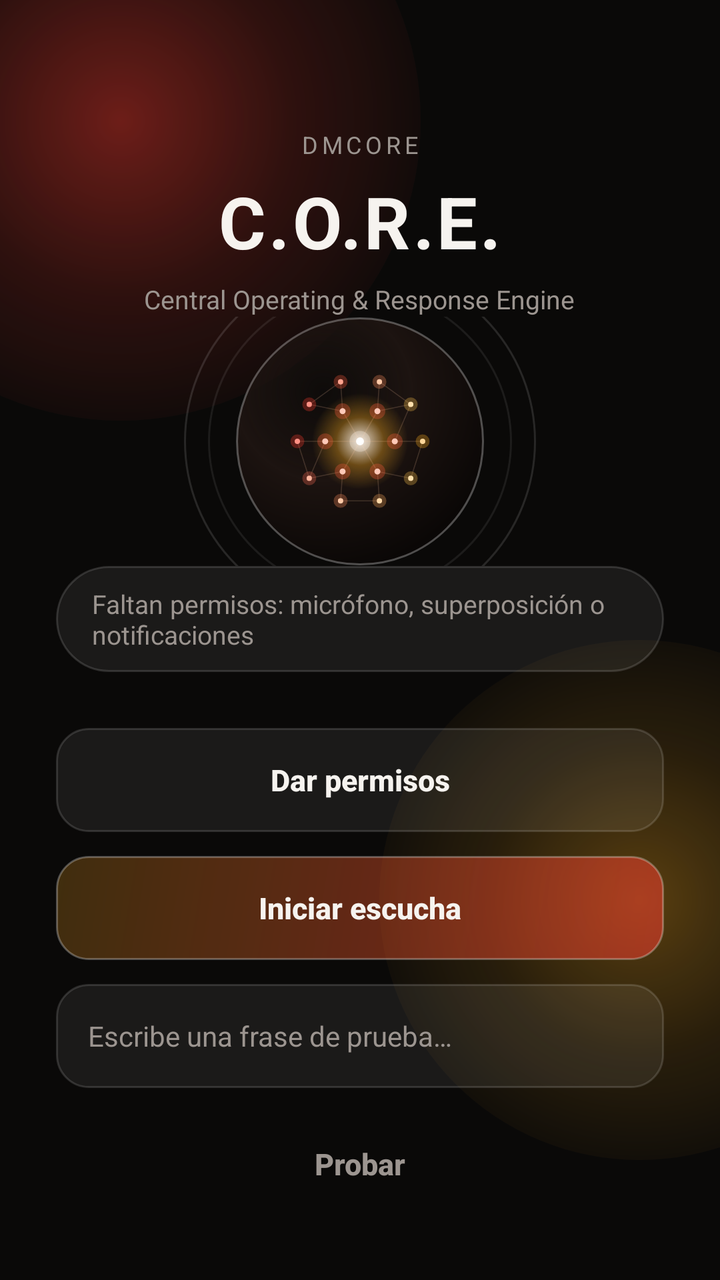
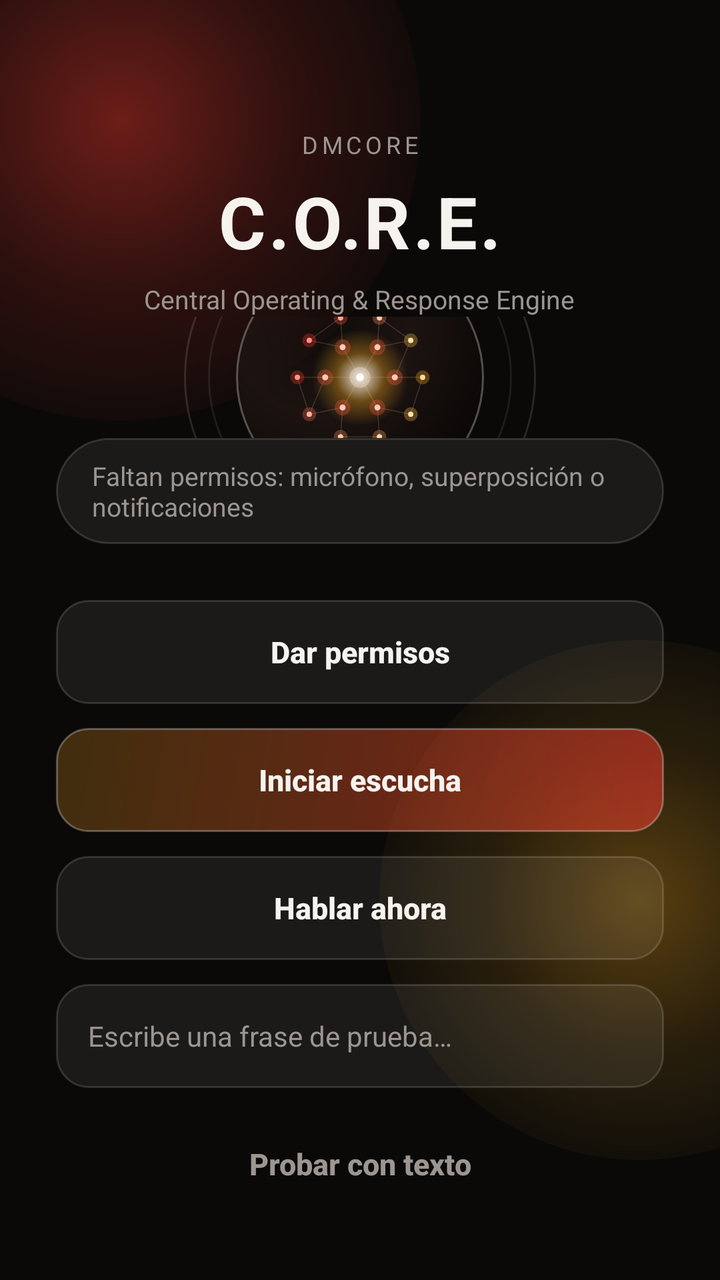

Screens rendered from an Android XML layout before and after an edit, with the pre-edit source and the edit as a unified diff.
<!-- AndroidManifest.xml: application theme Theme.Core -->
<!-- res/layout/activity_main.xml -->
<?xml version="1.0" encoding="utf-8"?>
<FrameLayout xmlns:android="http://schemas.android.com/apk/res/android"
    android:layout_width="match_parent"
    android:layout_height="match_parent"
    android:background="@color/core_bg">

    <View
        android:layout_width="300dp"
        android:layout_height="300dp"
        android:layout_gravity="top|start"
        android:layout_marginStart="-90dp"
        android:layout_marginTop="-90dp"
        android:background="@drawable/glow_red" />

    <View
        android:layout_width="260dp"
        android:layout_height="260dp"
        android:layout_gravity="bottom|end"
        android:layout_marginEnd="-90dp"
        android:layout_marginBottom="60dp"
        android:background="@drawable/glow_amber" />

    <LinearLayout
        android:layout_width="match_parent"
        android:layout_height="match_parent"
        android:orientation="vertical"
        android:paddingHorizontal="28dp"
        android:paddingTop="64dp"
        android:paddingBottom="32dp">

        <LinearLayout
            android:layout_width="match_parent"
            android:layout_height="wrap_content"
            android:orientation="vertical"
            android:gravity="center">

            <TextView
                android:layout_width="wrap_content"
                android:layout_height="wrap_content"
                android:text="@string/brand_label"
                android:textAllCaps="true"
                android:letterSpacing="0.16"
                android:textSize="12sp"
                android:textColor="@color/core_text_dim" />

            <TextView
                android:layout_width="wrap_content"
                android:layout_height="wrap_content"
                android:layout_marginTop="6dp"
                android:text="@string/app_name"
                android:textSize="36sp"
                android:textStyle="bold"
                android:letterSpacing="0.04"
                android:textColor="@color/core_text" />

            <TextView
                android:layout_width="wrap_content"
                android:layout_height="wrap_content"
                android:layout_marginTop="6dp"
                android:text="@string/app_tagline"
                android:textSize="13sp"
                android:textColor="@color/core_text_dim" />
        </LinearLayout>

        <FrameLayout
            android:layout_width="match_parent"
            android:layout_height="0dp"
            android:layout_weight="1">

            <FrameLayout
                android:id="@+id/orbWrap"
                android:layout_width="176dp"
                android:layout_height="176dp"
                android:layout_gravity="center">

                <FrameLayout
                    android:id="@+id/orbOrbit"
                    android:layout_width="match_parent"
                    android:layout_height="match_parent">

                    <View
                        android:layout_width="7dp"
                        android:layout_height="7dp"
                        android:layout_gravity="top|center_horizontal"
                        android:background="@drawable/orb_orbit_dot" />
                </FrameLayout>

                <View
                    android:id="@+id/orbRingOuter"
                    android:layout_width="match_parent"
                    android:layout_height="match_parent"
                    android:background="@drawable/orb_ring_outer" />

                <View
                    android:id="@+id/orbRingInner"
                    android:layout_width="152dp"
                    android:layout_height="152dp"
                    android:layout_gravity="center"
                    android:background="@drawable/orb_ring_inner" />

                <View
                    android:layout_width="124dp"
                    android:layout_height="124dp"
                    android:layout_gravity="center"
                    android:background="@drawable/orb_sphere_bg" />

                <View
                    android:id="@+id/orbCoreGlow"
                    android:layout_width="48dp"
                    android:layout_height="48dp"
                    android:layout_gravity="center"
                    android:background="@drawable/orb_core_glow" />

                <ImageView
                    android:id="@+id/orbNeuralNet"
                    android:layout_width="124dp"
                    android:layout_height="124dp"
                    android:layout_gravity="center"
                    android:padding="4dp"
                    android:src="@drawable/orb_neural_net"
                    android:contentDescription="@null" />

            </FrameLayout>
        </FrameLayout>

        <TextView
            android:id="@+id/statusText"
            android:layout_width="wrap_content"
            android:layout_height="wrap_content"
            android:layout_gravity="center_horizontal"
            android:layout_marginBottom="28dp"
            android:paddingHorizontal="18dp"
            android:paddingVertical="10dp"
            android:background="@drawable/glass_pill_bg"
            android:textSize="13sp"
            android:textColor="@color/core_text_dim"
            android:text="@string/status_missing_permissions" />

        <Button
            android:id="@+id/requestPermissionsButton"
            android:layout_width="match_parent"
            android:layout_height="52dp"
            android:layout_marginBottom="12dp"
            android:background="@drawable/glass_button_bg"
            android:textAllCaps="false"
            android:textColor="@color/core_text"
            android:textSize="15sp"
            android:textStyle="bold"
            android:text="@string/request_permissions" />

        <Button
            android:id="@+id/startListeningButton"
            android:layout_width="match_parent"
            android:layout_height="52dp"
            android:layout_marginBottom="12dp"
            android:background="@drawable/glass_button_primary_bg"
            android:textAllCaps="false"
            android:textColor="@color/core_text"
            android:textSize="15sp"
            android:textStyle="bold"
            android:text="@string/start_listening" />

        <EditText
            android:id="@+id/testInput"
            android:layout_width="match_parent"
            android:layout_height="52dp"
            android:layout_marginBottom="12dp"
            android:background="@drawable/glass_button_bg"
            android:paddingHorizontal="16dp"
            android:hint="@string/test_input_hint"
            android:textColorHint="@color/core_text_dim"
            android:textColor="@color/core_text"
            android:textSize="14sp"
            android:singleLine="true"
            android:imeOptions="actionSend"
            android:inputType="text" />

        <Button
            android:id="@+id/showOverlayButton"
            android:layout_width="match_parent"
            android:layout_height="52dp"
            android:background="@android:color/transparent"
            android:textAllCaps="false"
            android:textColor="@color/core_text_dim"
            android:textSize="15sp"
            android:textStyle="bold"
            android:text="@string/show_overlay_test" />

    </LinearLayout>

</FrameLayout>
<!-- resources referenced by this layout -->
<resources>
  <color name="core_bg">#0A0908</color>
  <color name="core_text">#F6F3EF</color>
  <color name="core_text_dim">#9C9590</color>
  <!-- drawable glass_button_bg (drawable) -->
  <?xml version="1.0" encoding="utf-8"?>
  <shape xmlns:android="http://schemas.android.com/apk/res/android"
      android:shape="rectangle">
      <solid android:color="@color/core_glass_fill" />
      <corners android:radius="16dp" />
      <stroke android:width="1dp" android:color="@color/core_glass_border" />
  </shape>
  <!-- drawable glass_pill_bg (drawable) -->
  <?xml version="1.0" encoding="utf-8"?>
  <shape xmlns:android="http://schemas.android.com/apk/res/android"
      android:shape="rectangle">
      <solid android:color="@color/core_glass_fill" />
      <corners android:radius="999dp" />
      <stroke android:width="1dp" android:color="@color/core_glass_border" />
  </shape>
  <!-- drawable glow_amber (drawable) -->
  <?xml version="1.0" encoding="utf-8"?>
  <shape xmlns:android="http://schemas.android.com/apk/res/android"
      android:shape="oval">
      <gradient
          android:type="radial"
          android:gradientRadius="150dp"
          android:startColor="#52FFB020"
          android:centerColor="#20FFB020"
          android:endColor="#00FFB020" />
  </shape>
  <!-- drawable glow_red (drawable) -->
  <?xml version="1.0" encoding="utf-8"?>
  <shape xmlns:android="http://schemas.android.com/apk/res/android"
      android:shape="oval">
      <gradient
          android:type="radial"
          android:gradientRadius="170dp"
          android:startColor="#66FF3B30"
          android:centerColor="#26FF3B30"
          android:endColor="#00FF3B30" />
  </shape>
  <!-- drawable orb_core_glow (drawable) -->
  <?xml version="1.0" encoding="utf-8"?>
  <shape xmlns:android="http://schemas.android.com/apk/res/android"
      android:shape="oval">
      <gradient
          android:type="radial"
          android:gradientRadius="24dp"
          android:startColor="#E6FFF4EA"
          android:centerColor="#59FFB020"
          android:endColor="#00FFB020" />
  </shape>
  <!-- drawable orb_orbit_dot (drawable) -->
  <?xml version="1.0" encoding="utf-8"?>
  <shape xmlns:android="http://schemas.android.com/apk/res/android"
      android:shape="oval">
      <gradient
          android:type="linear"
          android:angle="135"
          android:startColor="#FFD699"
          android:endColor="#FF3B30" />
  </shape>
  <!-- drawable orb_ring_inner (drawable) -->
  <?xml version="1.0" encoding="utf-8"?>
  <shape xmlns:android="http://schemas.android.com/apk/res/android"
      android:shape="oval">
      <stroke
          android:width="1dp"
          android:color="#14FFFFFF" />
  </shape>
  <!-- drawable orb_ring_outer (drawable) -->
  <?xml version="1.0" encoding="utf-8"?>
  <shape xmlns:android="http://schemas.android.com/apk/res/android"
      android:shape="oval">
      <stroke
          android:width="1dp"
          android:color="#1FFFFFFF" />
  </shape>
  <string name="app_name">C.O.R.E.</string>
  <string name="app_tagline">Central Operating &amp; Response Engine</string>
  <string name="brand_label">DMCore</string>
  <string name="request_permissions">Dar permisos</string>
  <string name="show_overlay_test">Probar</string>
  <string name="start_listening">Iniciar escucha</string>
  <string name="status_missing_permissions">Faltan permisos: micrófono, superposición o notificaciones</string>
  <string name="test_input_hint">Escribe una frase de prueba…</string>
  <style name="Theme.Core" parent="Theme.MaterialComponents.DayNight.NoActionBar">
          <item name="colorPrimary">@color/core_red</item>
          <item name="colorPrimaryDark">@color/core_bg</item>
          <item name="colorAccent">@color/core_amber</item>
          <item name="android:windowBackground">@color/core_bg</item>
      </style>
  <color name="core_glass_fill">#12FFFFFF</color>
  <color name="core_glass_border">#24FFFFFF</color>
  <color name="core_red">#FF3B30</color>
  <color name="core_amber">#FFB020</color>
</resources>

<!-- the commit's change to res/layout/activity_main.xml (unified diff, before → after) -->
@@ -160,6 +160,18 @@
             android:textStyle="bold"
             android:text="@string/start_listening" />
 
+        <Button
+            android:id="@+id/talkNowButton"
+            android:layout_width="match_parent"
+            android:layout_height="52dp"
+            android:layout_marginBottom="12dp"
+            android:background="@drawable/glass_button_bg"
+            android:textAllCaps="false"
+            android:textColor="@color/core_text"
+            android:textSize="15sp"
+            android:textStyle="bold"
+            android:text="@string/talk_now" />
+
         <EditText
             android:id="@+id/testInput"
             android:layout_width="match_parent"
<!-- resource entries referenced after the edit -->
@@ -82,9 +82,10 @@
   <string name="app_tagline">Central Operating &amp; Response Engine</string>
   <string name="brand_label">DMCore</string>
   <string name="request_permissions">Dar permisos</string>
-  <string name="show_overlay_test">Probar</string>
+  <string name="show_overlay_test">Probar con texto</string>
   <string name="start_listening">Iniciar escucha</string>
   <string name="status_missing_permissions">Faltan permisos: micrófono, superposición o notificaciones</string>
+  <string name="talk_now">Hablar ahora</string>
   <string name="test_input_hint">Escribe una frase de prueba…</string>
   <style name="Theme.Core" parent="Theme.MaterialComponents.DayNight.NoActionBar">
           <item name="colorPrimary">@color/core_red</item>
